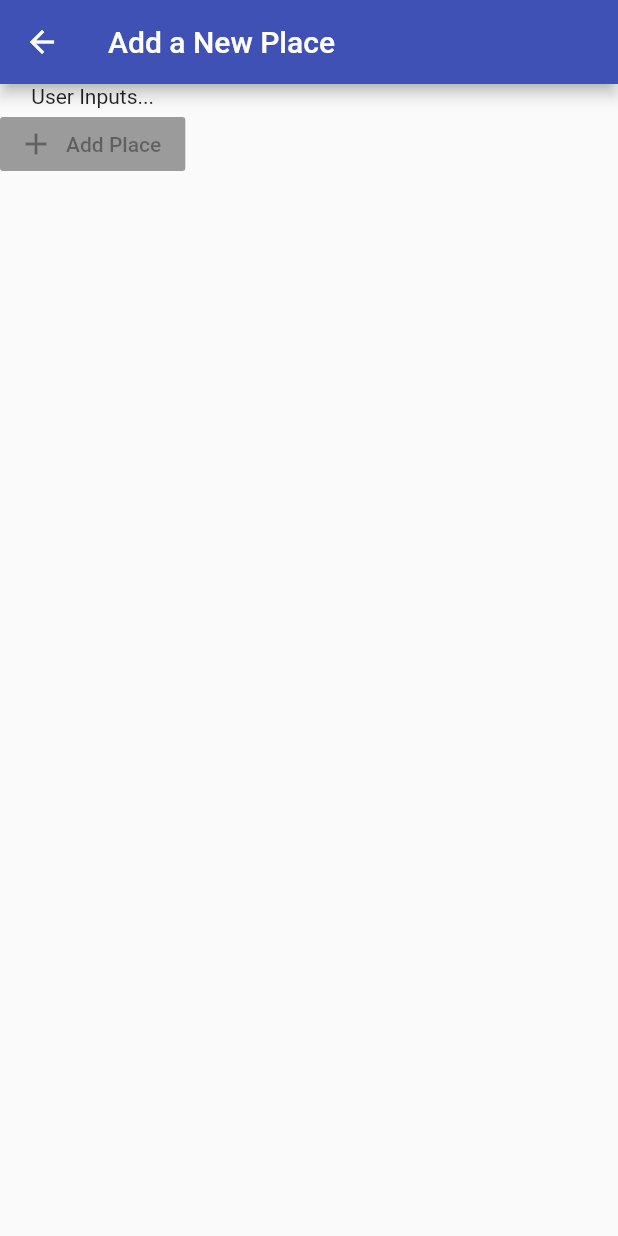
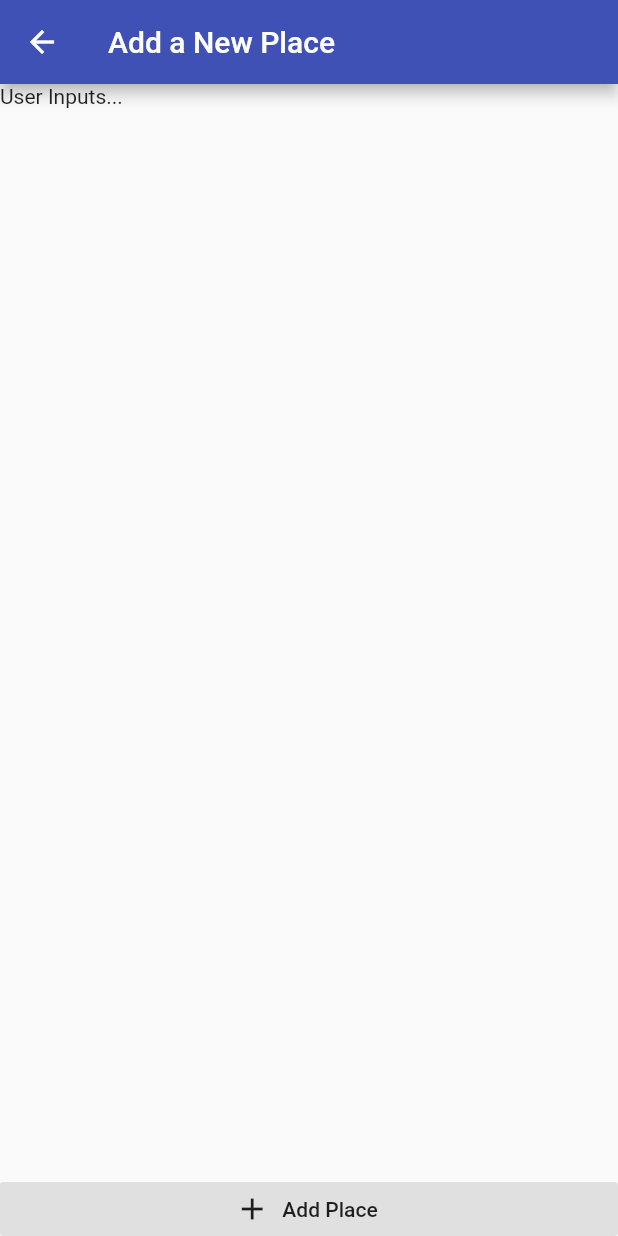
Before and after one commit to erikohlen/greatPlaces, a Flutter app: the screen it shows after launch, after a tap on the "add" icon, on a phone screen of 412 x 824 dp. Run offline on Flutter 3.47's test engine with Material 2 defaults, Android fonts, the phone set to English and light mode, and no system bars.

Commit message:
Change safearea color

```diff
--- a/lib/main.dart
+++ b/lib/main.dart
@@ -13,10 +13,12 @@ class MyApp extends StatelessWidget {
     return ChangeNotifierProvider(
       create: (ctx) => GreatPlaces(),
       child: MaterialApp(
+        debugShowCheckedModeBanner: false,
         title: 'Great Places',
         theme: ThemeData(
           primarySwatch: Colors.indigo,
           accentColor: Colors.amber,
+          //scaffoldBackgroundColor: Color(0xFF121212),
         ),
         home: PlacesListScreen(),
         routes: {
--- a/lib/screens/add_place_screen.dart
+++ b/lib/screens/add_place_screen.dart
@@ -10,18 +10,29 @@ class AddPlaceScreen extends StatefulWidget {
 class _AddPlaceScreenState extends State<AddPlaceScreen> {
   @override
   Widget build(BuildContext context) {
-    return Scaffold(
+    return Container(
+      color: Theme.of(context).primaryColor,
+      child: SafeArea(
+        child: Scaffold(
           appBar: AppBar(
             title: Text('Add a New Place'),
           ),
-      body: Column(children: [
+          body: Column(
+            mainAxisAlignment: MainAxisAlignment.spaceBetween,
+            crossAxisAlignment: CrossAxisAlignment.stretch,
+            children: [
               Text('User Inputs...'),
               RaisedButton.icon(
                 icon: Icon(Icons.add),
                 label: Text('Add Place'),
-          onPressed: null,
+                onPressed: () {},
+                elevation: 0,
+                materialTapTargetSize: MaterialTapTargetSize.shrinkWrap,
               )
-      ]),
+            ],
+          ),
+        ),
+      ),
     );
   }
 }
```
Lines whose indentation alone changed are shown as unchanged.
